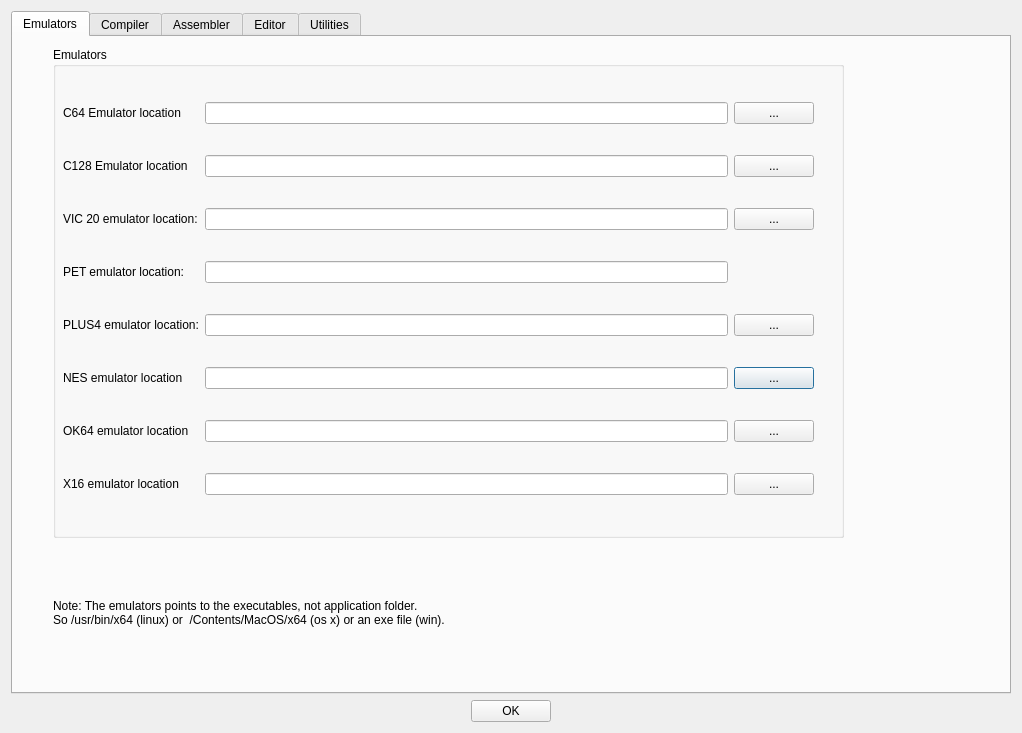
Old version of the form source/dialogtrsesettings.ui in the repository leuat/TRSE.
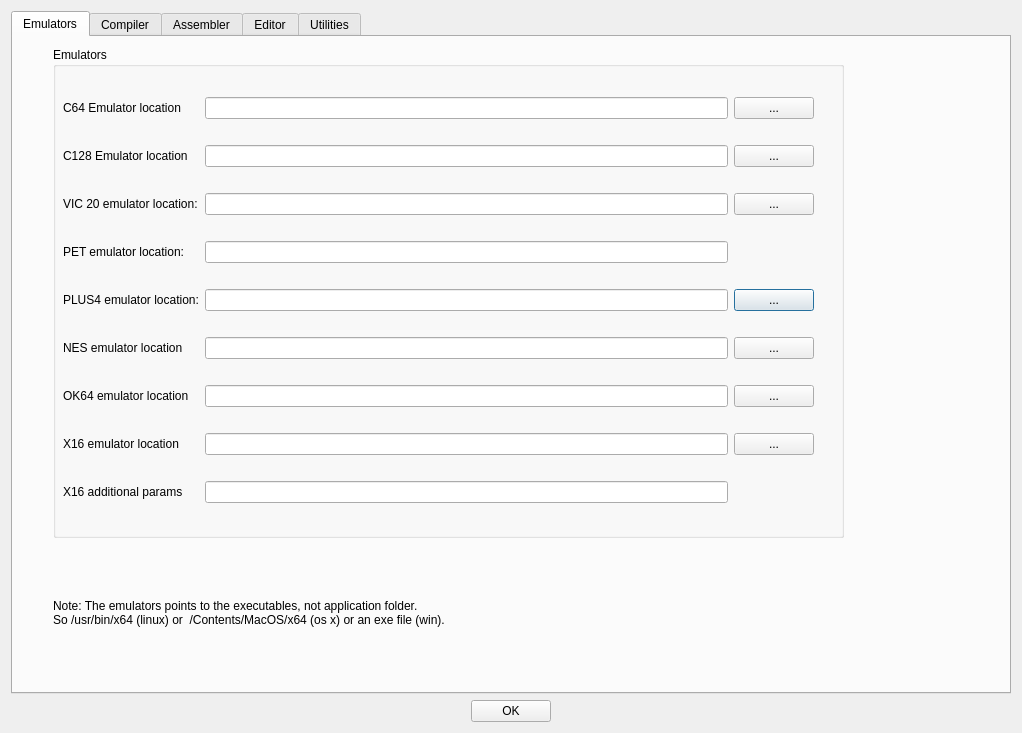
New version of the form.

The edit to the form file:
```diff
--- a/source/dialogtrsesettings.ui
+++ b/source/dialogtrsesettings.ui
@@ -63,16 +63,23 @@
             <height>451</height>
            </rect>
           </property>
-          <layout class="QGridLayout" name="gridLayout_7" rowstretch="0,0,0,0,0,0,0,0">
-           <item row="4" column="0">
-            <widget class="QLabel" name="label_26">
+          <layout class="QGridLayout" name="gridLayout_7" rowstretch="0,0,0,0,0,0,0,0,0">
+           <item row="4" column="1">
+            <widget class="QLineEdit" name="lePlus4Emulator"/>
+           </item>
+           <item row="7" column="0">
+            <widget class="QLabel" name="label_79">
              <property name="text">
-              <string>PLUS4 emulator location:</string>
+              <string>X16 emulator location</string>
              </property>
             </widget>
            </item>
-           <item row="6" column="1">
-            <widget class="QLineEdit" name="leOK64Emulator"/>
+           <item row="4" column="2">
+            <widget class="QPushButton" name="btnPlus4Select">
+             <property name="text">
+              <string>...</string>
+             </property>
+            </widget>
            </item>
            <item row="5" column="2">
             <widget class="QPushButton" name="btnNesEmulatr">
@@ -81,25 +88,8 @@
              </property>
             </widget>
            </item>
-           <item row="5" column="1">
-            <widget class="QLineEdit" name="leNesEmulator"/>
-           </item>
-           <item row="1" column="0">
-            <widget class="QLabel" name="label_16">
-             <property name="text">
-              <string>C128 Emulator location</string>
-             </property>
-            </widget>
-           </item>
-           <item row="5" column="0">
-            <widget class="QLabel" name="label_14">
-             <property name="text">
-              <string>NES emulator location</string>
-             </property>
-            </widget>
-           </item>
-           <item row="3" column="1">
-            <widget class="QLineEdit" name="lePETEmulator"/>
+           <item row="2" column="1">
+            <widget class="QLineEdit" name="leVic20Emulator"/>
            </item>
            <item row="2" column="0">
             <widget class="QLabel" name="label_7">
@@ -108,8 +98,11 @@
              </property>
             </widget>
            </item>
-           <item row="1" column="2">
-            <widget class="QPushButton" name="btnEmulatorC128">
+           <item row="0" column="1">
+            <widget class="QLineEdit" name="leEmulator"/>
+           </item>
+           <item row="7" column="2">
+            <widget class="QPushButton" name="btnX16Emulator">
              <property name="text">
               <string>...</string>
              </property>
@@ -122,6 +115,64 @@
              </property>
             </widget>
            </item>
+           <item row="1" column="2">
+            <widget class="QPushButton" name="btnEmulatorC128">
+             <property name="text">
+              <string>...</string>
+             </property>
+            </widget>
+           </item>
+           <item row="1" column="0">
+            <widget class="QLabel" name="label_16">
+             <property name="text">
+              <string>C128 Emulator location</string>
+             </property>
+            </widget>
+           </item>
+           <item row="7" column="1">
+            <widget class="QLineEdit" name="leX16Emu">
+             <property name="text">
+              <string/>
+             </property>
+            </widget>
+           </item>
+           <item row="1" column="1">
+            <widget class="QLineEdit" name="leEmulatorC128"/>
+           </item>
+           <item row="6" column="2">
+            <widget class="QPushButton" name="btnOKEmulator">
+             <property name="text">
+              <string>...</string>
+             </property>
+            </widget>
+           </item>
+           <item row="4" column="0">
+            <widget class="QLabel" name="label_26">
+             <property name="text">
+              <string>PLUS4 emulator location:</string>
+             </property>
+            </widget>
+           </item>
+           <item row="5" column="1">
+            <widget class="QLineEdit" name="leNesEmulator"/>
+           </item>
+           <item row="5" column="0">
+            <widget class="QLabel" name="label_14">
+             <property name="text">
+              <string>NES emulator location</string>
+             </property>
+            </widget>
+           </item>
+           <item row="2" column="2">
+            <widget class="QPushButton" name="btnVic20Emulator">
+             <property name="text">
+              <string>...</string>
+             </property>
+            </widget>
+           </item>
+           <item row="6" column="1">
+            <widget class="QLineEdit" name="leOK64Emulator"/>
+           </item>
            <item row="3" column="0">
             <widget class="QLabel" name="label_23">
              <property name="text">
@@ -129,8 +180,8 @@
              </property>
             </widget>
            </item>
-           <item row="2" column="2">
-            <widget class="QPushButton" name="btnVic20Emulator">
+           <item row="0" column="2">
+            <widget class="QPushButton" name="btnEmulator">
              <property name="text">
               <string>...</string>
              </property>
@@ -143,57 +194,20 @@
              </property>
             </widget>
            </item>
-           <item row="0" column="2">
-            <widget class="QPushButton" name="btnEmulator">
-             <property name="text">
-              <string>...</string>
-             </property>
-            </widget>
+           <item row="3" column="1">
+            <widget class="QLineEdit" name="lePETEmulator"/>
            </item>
-           <item row="1" column="1">
-            <widget class="QLineEdit" name="leEmulatorC128"/>
-           </item>
-           <item row="0" column="1">
-            <widget class="QLineEdit" name="leEmulator"/>
-           </item>
-           <item row="4" column="2">
-            <widget class="QPushButton" name="btnPlus4Select">
-             <property name="text">
-              <string>...</string>
-             </property>
-            </widget>
-           </item>
-           <item row="2" column="1">
-            <widget class="QLineEdit" name="leVic20Emulator"/>
-           </item>
-           <item row="4" column="1">
-            <widget class="QLineEdit" name="lePlus4Emulator"/>
-           </item>
-           <item row="6" column="2">
-            <widget class="QPushButton" name="btnOKEmulator">
-             <property name="text">
-              <string>...</string>
-             </property>
-            </widget>
-           </item>
-           <item row="7" column="0">
-            <widget class="QLabel" name="label_79">
-             <property name="text">
-              <string>X16 emulator location</string>
-             </property>
-            </widget>
-           </item>
-           <item row="7" column="1">
-            <widget class="QLineEdit" name="leX16Emu">
+           <item row="8" column="1">
+            <widget class="QLineEdit" name="leX16EmuParams">
              <property name="text">
               <string/>
              </property>
             </widget>
            </item>
-           <item row="7" column="2">
-            <widget class="QPushButton" name="btnX16Emulator">
+           <item row="8" column="0">
+            <widget class="QLabel" name="label_80">
              <property name="text">
-              <string>...</string>
+              <string>X16 additional params</string>
              </property>
             </widget>
            </item>
```
